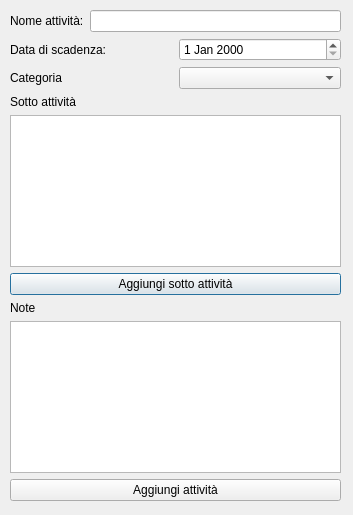
TommasoBotarelli/MyD14ry, file addactivityview.ui: the form before one commit.
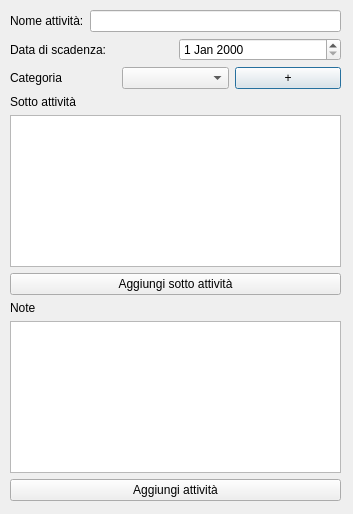
The form after the commit.

```diff
--- a/addactivityview.ui
+++ b/addactivityview.ui
@@ -7,7 +7,7 @@
     <x>0</x>
     <y>0</y>
     <width>353</width>
-    <height>515</height>
+    <height>514</height>
    </rect>
   </property>
   <property name="windowTitle">
@@ -67,6 +67,13 @@
       <item>
        <widget class="QComboBox" name="categoryComboBox"/>
       </item>
+      <item>
+       <widget class="QPushButton" name="addCategoryButton">
+        <property name="text">
+         <string>+</string>
+        </property>
+       </widget>
+      </item>
      </layout>
     </item>
     <item>
```
